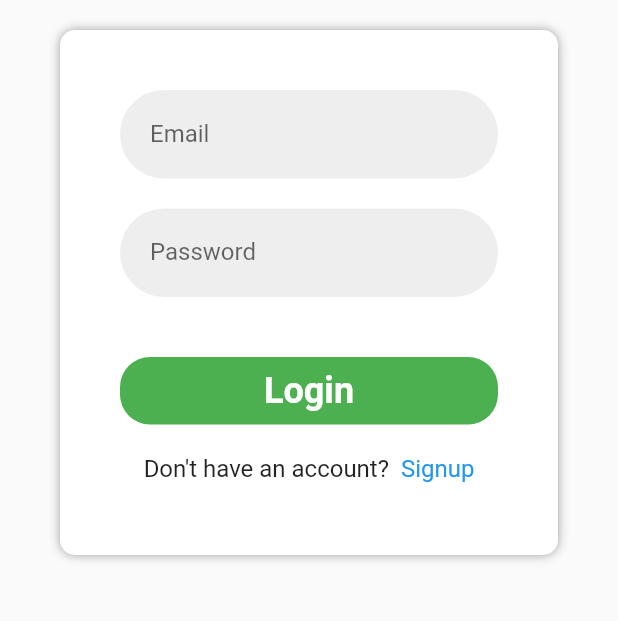
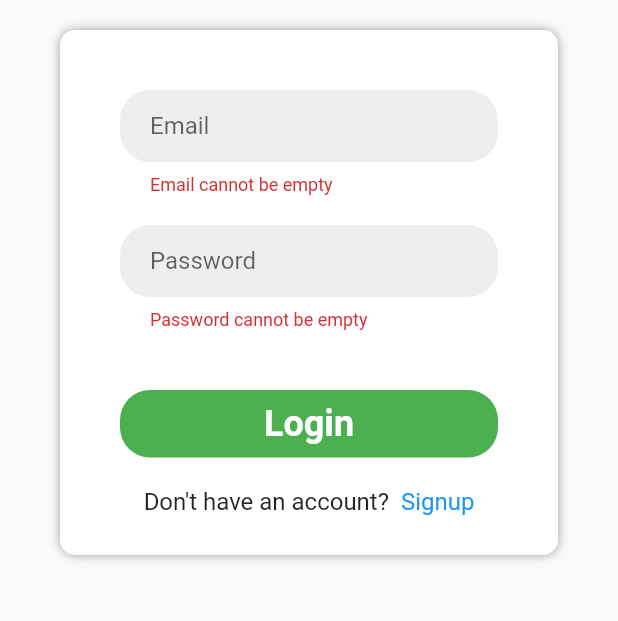
Before and after one commit to dileep9490/todo_app, a Flutter app: the screen it shows after launch, after a tap on "Login", on a phone screen of 412 x 824 dp, the part 333-954 px from its top. Run offline on Flutter 3.47's test engine with Material 2 defaults, Android fonts, the phone set to English and light mode, and no system bars; our stand-ins replace bloc, flutter_bloc.

Commit message:
Login ui completed

```diff
--- a/lib/app.dart
+++ b/lib/app.dart
@@ -1,14 +1,26 @@
 import 'package:flutter/material.dart';
+import 'package:flutter_bloc/flutter_bloc.dart';
+import 'package:todo_app/repository/user_repository.dart';
 import 'package:todo_app/screens/login_screen/login_screen.dart';
+
+import 'blocs/login/login_bloc.dart';
 
 class MyApp extends StatelessWidget {
   const MyApp({Key? key}) : super(key: key);
 
   @override
   Widget build(BuildContext context) {
-    return const MaterialApp(
-      debugShowCheckedModeBanner: false,
-      home: LoginScreen(),
+    return RepositoryProvider.value(
+      value: UserRepository(),
+      child: MaterialApp(
+        debugShowCheckedModeBanner: false,
+        home: BlocProvider(
+          create: (context) => LoginBloc(
+            repository: context.read<UserRepository>(),
+          ),
+          child: const LoginScreen(),
+        ),
+      ),
     );
   }
 }
--- /dev/null
+++ b/lib/blocs/login/login_bloc.dart
@@ -0,0 +1,33 @@
+import 'package:bloc/bloc.dart';
+import 'package:meta/meta.dart';
+import 'package:todo_app/repository/user_repository.dart';
+import 'package:todo_app/services/auth.dart';
+import 'package:todo_app/utils/errors.dart';
+
+part 'login_event.dart';
+part 'login_state.dart';
+
+class LoginBloc extends Bloc<LoginEvent, LoginState> {
+  LoginBloc({
+    required UserRepository repository,
+  })  : _userRepository = repository,
+        super(LoginState(isLoading: false)) {
+    on<LoginEventStarted>(_onLoginEventStarted);
+  }
+
+  final UserRepository _userRepository;
+
+  Future<void> _onLoginEventStarted(
+      LoginEventStarted event, Emitter<LoginState> emit) async {
+    emit(state.copyWith(isLoading: true));
+    final Authservice = AuthService();
+    String? apiKey;
+    try {
+      apiKey = await Authservice.loginService(
+          email: event.email, password: event.password);
+      print(apiKey);
+    } on CredentialsIncorrect {
+      print("Incorrect creds");
+    }
+  }
+}
--- /dev/null
+++ b/lib/blocs/login/login_event.dart
@@ -0,0 +1,13 @@
+part of 'login_bloc.dart';
+
+@immutable
+abstract class LoginEvent {}
+
+class LoginEventStarted extends LoginEvent {
+  String email;
+  String password;
+  LoginEventStarted({
+    required this.email,
+    required this.password,
+  });
+}
--- /dev/null
+++ b/lib/blocs/login/login_state.dart
@@ -0,0 +1,42 @@
+part of 'login_bloc.dart';
+
+class LoginState {
+  final UserRepository? userRepository;
+  final bool? isLoading;
+  final String? error;
+  LoginState({
+    this.userRepository,
+    this.isLoading,
+    this.error,
+  });
+
+  @override
+  bool operator ==(Object other) {
+    if (identical(this, other)) return true;
+
+    return other is LoginState &&
+        other.userRepository == userRepository &&
+        other.isLoading == isLoading &&
+        other.error == error;
+  }
+
+  LoginState copyWith({
+    UserRepository? userRepository,
+    bool? isLoading,
+    String? error,
+  }) {
+    return LoginState(
+      userRepository: userRepository ?? this.userRepository,
+      isLoading: isLoading ?? this.isLoading,
+      error: error ?? this.error,
+    );
+  }
+
+  @override
+  int get hashCode =>
+      userRepository.hashCode ^ isLoading.hashCode ^ error.hashCode;
+
+  @override
+  String toString() =>
+      'LoginState(userRepository: $userRepository, isLoading: $isLoading, error: $error)';
+}
--- /dev/null
+++ b/lib/repository/user_repository.dart
@@ -0,0 +1,34 @@
+class UserRepository {
+  final String? userName;
+  final String? password;
+  final String? userId;
+  final String? email;
+  final String? apiKey;
+  UserRepository({
+    this.userName,
+    this.password,
+    this.userId,
+    this.email,
+    this.apiKey,
+  });
+
+  UserRepository copyWith(
+      {String? userName,
+      String? password,
+      String? userId,
+      String? email,
+      String? apiKey}) {
+    return UserRepository(
+      userName: userName ?? this.userName,
+      password: password ?? this.password,
+      userId: userId ?? this.userId,
+      email: email ?? this.email,
+      apiKey: apiKey ?? this.apiKey,
+    );
+  }
+
+  @override
+  String toString() {
+    return 'UserRepository(userName: $userName, password: $password, userId: $userId, email: $email, apiKey: $apiKey)';
+  }
+}
--- a/lib/screens/login_screen/login_screen.dart
+++ b/lib/screens/login_screen/login_screen.dart
@@ -1,11 +1,36 @@
+import 'dart:math';
+
 import 'package:flutter/material.dart';
+import 'package:flutter_bloc/flutter_bloc.dart';
+import 'package:todo_app/blocs/login/login_bloc.dart';
+import 'package:todo_app/repository/user_repository.dart';
+import 'package:todo_app/services/auth.dart';
+import 'package:todo_app/utils/mixins.dart';
 import 'package:todo_app/widgets/formfield.dart';
 
-class LoginScreen extends StatelessWidget {
+class LoginScreen extends StatefulWidget {
   const LoginScreen({Key? key}) : super(key: key);
 
   @override
+  State<LoginScreen> createState() => _LoginScreenState();
+}
+
+class _LoginScreenState extends State<LoginScreen> with InputValidators {
+  late TextEditingController emailController;
+  late TextEditingController passwordController;
+
+  @override
+  void initState() {
+    emailController = TextEditingController();
+    passwordController = TextEditingController();
+    super.initState();
+  }
+
+  @override
   Widget build(BuildContext context) {
+    final GlobalKey<FormState> _formKey = GlobalKey<FormState>();
+    return BlocBuilder<LoginBloc, LoginState>(
+      builder: (context, state) {
         return Scaffold(
           body: SingleChildScrollView(
             child: Container(
@@ -32,24 +57,60 @@ class LoginScreen extends StatelessWidget {
                       color: Colors.white,
                       borderRadius: BorderRadius.circular(10),
                     ),
-                margin:
-                    const EdgeInsets.symmetric(horizontal: 40, vertical: 20),
-                padding:
-                    const EdgeInsets.symmetric(vertical: 40, horizontal: 40),
+                    margin: const EdgeInsets.symmetric(
+                        horizontal: 40, vertical: 20),
+                    padding: const EdgeInsets.symmetric(
+                        vertical: 40, horizontal: 40),
+                    child: Form(
+                      key: _formKey,
                       child: Column(
                         crossAxisAlignment: CrossAxisAlignment.start,
                         children: [
-                    InputFormField(labelText: "Email"),
+                          InputFormField(
+                            labelText: "Email",
+                            controller: emailController,
+                            validator: (String? value) {
+                              if (value!.isEmpty) {
+                                return "Email cannot be empty";
+                              }
+                              // if (isEmailValid(value)) {
+                              //   return "Enter a Valid Email";
+                              // }
+                              return null;
+                            },
+                          ),
                           const SizedBox(
                             height: 20,
                           ),
-                    InputFormField(labelText: "Password"),
+                          InputFormField(
+                            labelText: "Password",
+                            controller: passwordController,
+                            validator: (String? value) {
+                              if (value!.isEmpty) {
+                                return "Password cannot be empty";
+                              }
+                              if (isPasswordValid(value)) {
+                                return 'Enter a valid password(Min. 6 characters)';
+                              }
+                              return null;
+                            },
+                          ),
                           const SizedBox(
                             height: 40,
                           ),
                           GestureDetector(
                             onTap: () {
-                        //TODO:implement the code for login
+                              if (_formKey.currentState!.validate()) {
+                                context.read<UserRepository>().copyWith(
+                                      password: passwordController.text,
+                                      email: emailController.text,
+                                    );
+                                context.read<LoginBloc>().add(
+                                      LoginEventStarted(
+                                          email: emailController.text,
+                                          password: passwordController.text),
+                                    );
+                              }
                             },
                             child: Container(
                               height: 45,
@@ -85,7 +146,8 @@ class LoginScreen extends StatelessWidget {
                                 },
                                 child: const Text(
                                   "Signup",
-                            style: TextStyle(fontSize: 16, color: Colors.blue),
+                                  style: TextStyle(
+                                      fontSize: 16, color: Colors.blue),
                                 ),
                               )
                             ],
@@ -93,10 +155,13 @@ class LoginScreen extends StatelessWidget {
                         ],
                       ),
                     ),
+                  ),
                 ],
               ),
             ),
           ),
         );
+      },
+    );
   }
 }
--- /dev/null
+++ b/lib/services/auth.dart
@@ -0,0 +1,23 @@
+/// this file holds all the functions required for authentication
+
+import 'dart:convert';
+
+import "package:http/http.dart" as http;
+import 'package:todo_app/utils/const.dart';
+import 'package:todo_app/utils/errors.dart';
+
+class AuthService {
+  Future<String?> loginService(
+      {required String email, required String password}) async {
+    String? apiKey;
+    var url = Uri.parse('${baseUrl}auth/login');
+    var response =
+        await http.post(url, body: {"email": email, "password": password});
+    if (response.statusCode == 404) {
+      throw CredentialsIncorrect();
+    } else {
+      apiKey = jsonDecode(response.body)["apiKey"];
+      return apiKey;
+    }
+  }
+}
--- /dev/null
+++ b/lib/utils/const.dart
@@ -0,0 +1 @@
+const String baseUrl = "https://dileep-todoapp.herokuapp.com/";
--- /dev/null
+++ b/lib/utils/errors.dart
@@ -0,0 +1 @@
+class CredentialsIncorrect implements Exception {}
--- /dev/null
+++ b/lib/utils/mixins.dart
@@ -0,0 +1,16 @@
+mixin InputValidators {
+  bool isEmailValid(String value) {
+    Pattern pattern =
+        r'^(([^<>()[\]\\.,;:\s@"]+(\.[^<>()[\]\\.,;:\s@"]+)*)|(".+"))@((\[[0-9]{1,3}\.[0-9]{1,3}\.[0-9]{1,3}\.[0-9]{1,3}\])|(([a-zA-Z\-0-9]+\.)+[a-zA-Z]{2,}))$';
+    RegExp regex = RegExp(pattern.toString());
+    return regex.hasMatch(value);
+  }
+
+  bool isPasswordValid(String value) {
+    return RegExp(r'^[0-9]{1,6}$').hasMatch(value);
+  }
+
+  bool isNameValid(String value) {
+    return RegExp(r'^.{3,}$').hasMatch(value);
+  }
+}
--- a/lib/widgets/formfield.dart
+++ b/lib/widgets/formfield.dart
@@ -2,27 +2,34 @@ import 'package:flutter/material.dart';
 
 class InputFormField extends StatelessWidget {
   String labelText;
+  TextEditingController controller;
+  final String? Function(String?) validator;
   InputFormField({
     Key? key,
     required this.labelText,
+    required this.controller,
+    required this.validator,
   }) : super(key: key);
 
   @override
   Widget build(BuildContext context) {
-    return Container(
-      decoration: BoxDecoration(
-        color: Colors.grey[200],
-        borderRadius: BorderRadius.circular(30),
-      ),
-      padding: const EdgeInsets.only(left: 20),
-      child: Form(
-        child: TextFormField(
-          decoration: InputDecoration(
-            border: InputBorder.none,
-            labelText: labelText,
-          ),
+    return TextFormField(
+      controller: controller,
+      decoration: InputDecoration(
+        border: OutlineInputBorder(
+            borderRadius: BorderRadius.circular(20),
+            borderSide: BorderSide.none),
+        labelText: labelText,
+        filled: true,
+        fillColor: Colors.grey[200],
+        contentPadding: const EdgeInsets.only(
+          left: 20,
+          top: 10,
+          bottom: 10,
+          right: 10,
         ),
       ),
+      validator: validator,
     );
   }
 }
```
Also changed, not shown: pubspec.yaml (+3 -66 lines), pubspec.lock. Lines whose indentation alone changed are shown as unchanged.
